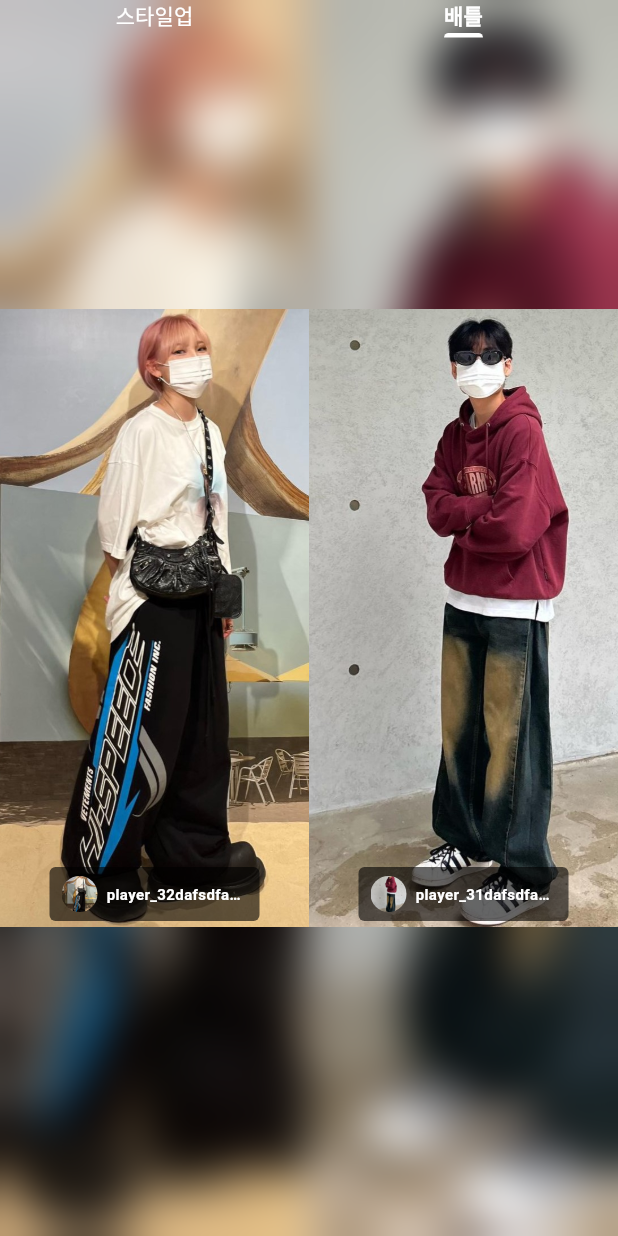
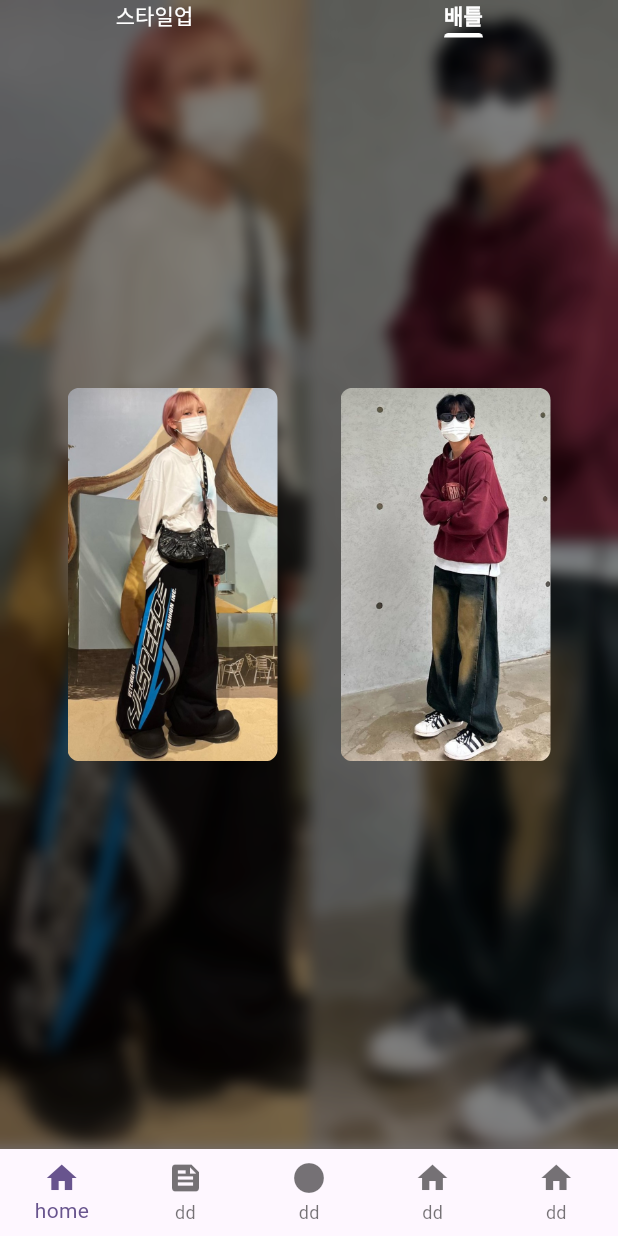
Before and after one commit to alstlr1927/showny_prototype, a Flutter app: the screen it shows after launch, swiped to page 2, on a phone screen of 412 x 824 dp. Run offline on Flutter 3.47's test engine with Material 3 defaults, Android fonts, the phone set to English and light mode, and no system bars; drawn by our look-alikes of blur; our stand-ins replace carousel_slider, fluttertoast, video_player; missing offline and left inert: camerawesome.

Commit message:
[feature] battle test 2 추가

```diff
--- a/lib/battle/battle_test.dart
+++ b/lib/battle/battle_test.dart
@@ -113,18 +113,18 @@ class _BattleItemState extends State<BattleItem> {
                             height: layout.maxHeight,
                             battleInfo: widget.battle,
                           ),
-                          if (!prov.isSelectMode &&
-                              widget.battle.winId.isNotEmpty) ...{
-                            Align(
-                              alignment: widget.battle.winId == player1.name
-                                  ? Alignment.centerRight
-                                  : Alignment.centerLeft,
-                              child: Container(
-                                width: layout.maxWidth / 2,
-                                color: Colors.black.withOpacity(.8),
-                              ),
-                            ),
-                          },
+                          // if (!prov.isSelectMode &&
+                          //     widget.battle.winId.isNotEmpty) ...{
+                          //   Align(
+                          //     alignment: widget.battle.winId == player1.name
+                          //         ? Alignment.centerRight
+                          //         : Alignment.centerLeft,
+                          //     child: Container(
+                          //       width: layout.maxWidth / 2,
+                          //       color: Colors.black.withOpacity(.8),
+                          //     ),
+                          //   ),
+                          // },
                         ],
                       ),
                     ),
--- a/lib/battle/widgets/back_blur.dart
+++ b/lib/battle/widgets/back_blur.dart
@@ -1,5 +1,6 @@
 import 'dart:ui';
 
+import 'package:blur/blur.dart';
 import 'package:flutter/material.dart';
 
 class BackBlurWidget extends StatelessWidget {
@@ -39,14 +40,22 @@ class BackBlurWidget extends StatelessWidget {
             ),
           ],
         ),
-        ClipRRect(
-          child: BackdropFilter(
-            filter: ImageFilter.blur(sigmaX: 15, sigmaY: 15),
-            child: Container(
-              color: Colors.black.withOpacity(0.0),
-            ),
+        Blur(
+          blur: 5,
+          blurColor: Colors.black,
+          child: SizedBox(
+            width: width,
+            height: height,
           ),
         ),
+        // ClipRRect(
+        //   child: BackdropFilter(
+        //     filter: ImageFilter.blur(sigmaX: 100, sigmaY: 100),
+        //     child: Container(
+        //       color: Colors.white.withOpacity(.1),
+        //     ),
+        //   ),
+        // ),
       ],
     );
   }
--- /dev/null
+++ b/lib/battle2/battle_test2.dart
@@ -0,0 +1,40 @@
+import 'package:flutter/material.dart';
+import 'package:flutter_setting_test/battle2/provider/battle_test2_provider.dart';
+import 'package:flutter_setting_test/battle2/widgets/battle_item2.dart';
+import 'package:provider/provider.dart';
+
+class BattleTest2 extends StatefulWidget {
+  const BattleTest2({super.key});
+
+  @override
+  State<BattleTest2> createState() => _BattleTest2State();
+}
+
+class _BattleTest2State extends State<BattleTest2> {
+  late BattleTest2Provider provider;
+
+  @override
+  void initState() {
+    provider = BattleTest2Provider(this);
+    super.initState();
+  }
+
+  @override
+  Widget build(BuildContext context) {
+    return ChangeNotifierProvider<BattleTest2Provider>.value(
+      value: provider,
+      builder: (context, child) {
+        return Consumer<BattleTest2Provider>(builder: (ctx, prov, child) {
+          return PageView(
+            scrollDirection: Axis.vertical,
+            controller: prov.pageController,
+            children: List.generate(
+              prov.battleDatas.length,
+              (index) => BattleItem2(battle: prov.battleDatas[index]),
+            ),
+          );
+        });
+      },
+    );
+  }
+}
--- /dev/null
+++ b/lib/battle2/provider/battle_test2_provider.dart
@@ -0,0 +1,38 @@
+import 'dart:convert';
+
+import 'package:flutter/material.dart';
+import 'package:flutter/services.dart';
+import 'package:flutter_setting_test/model/battle.dart';
+
+class BattleTest2Provider with ChangeNotifier {
+  State state;
+
+  List<BattleModel> battleDatas = [];
+
+  late PageController pageController;
+
+  Future generateBattleModel() async {
+    final jsonContent = await rootBundle.loadString('assets/json/battle.json');
+    List jsonData = jsonDecode(jsonContent);
+
+    battleDatas = [...jsonData.map((e) => BattleModel.fromJson(e)).toList()];
+    notifyListeners();
+  }
+
+  @override
+  void notifyListeners() {
+    if (state.mounted) {
+      super.notifyListeners();
+    }
+  }
+
+  @override
+  void dispose() {
+    super.dispose();
+  }
+
+  BattleTest2Provider(this.state) {
+    pageController = PageController();
+    generateBattleModel();
+  }
+}
--- /dev/null
+++ b/lib/battle2/widgets/battle_item2.dart
@@ -0,0 +1,121 @@
+import 'package:flutter/material.dart';
+import 'package:flutter_setting_test/battle/widgets/back_blur.dart';
+import 'package:flutter_setting_test/battle2/provider/battle_item2_provider.dart';
+import 'package:flutter_setting_test/comm/gesture_detector/custom_gesture_detector.dart';
+import 'package:flutter_setting_test/model/battle.dart';
+import 'package:provider/provider.dart';
+
+class BattleItem2 extends StatefulWidget {
+  final BattleModel battle;
+  const BattleItem2({
+    super.key,
+    required this.battle,
+  });
+
+  @override
+  State<BattleItem2> createState() => _BattleItem2State();
+}
+
+class _BattleItem2State extends State<BattleItem2>
+    with TickerProviderStateMixin {
+  @override
+  Widget build(BuildContext context) {
+    return ChangeNotifierProvider<BattleItem2Provider>(
+        create: (_) => BattleItem2Provider(this),
+        builder: (context, _) {
+          return Consumer<BattleItem2Provider>(builder: (ctx, prov, child) {
+            return CustomLongPress(
+              duration: prov.longPressDuration,
+              onLongPress: prov.onLongPress,
+              onLongPressCancel: prov.onLongPressCancel,
+              onLongPressUp: prov.onLongPressUp,
+              onLongPressEnd: prov.onLongPressEnd,
+              onLongPressMoveUpdate: prov.onLongPressMoveUpdate,
+              onLongPressStart: prov.onLongPressStart,
+              child: Stack(
+                alignment: Alignment.center,
+                children: [
+                  BackBlurWidget(
+                    width: MediaQuery.of(ctx).size.width,
+                    height: double.infinity,
+                    image1: widget.battle.player1.image,
+                    image2: widget.battle.player2.image,
+                  ),
+                  AnimatedScale(
+                    scale: prov.isSelectMode ? 1.2 : 1,
+                    duration: const Duration(milliseconds: 200),
+                    child: SlideTransition(
+                      position: prov.positionA,
+                      child: ScaleTransition(
+                        scale: prov.scaleAnimationA,
+                        child: ClipRRect(
+                          borderRadius: BorderRadius.circular(8),
+                          child: SizedBox(
+                            width: 140,
+                            child: AspectRatio(
+                              aspectRatio: 9 / 16,
+                              child: Image.asset(
+                                'assets/images/${widget.battle.player1.image}',
+                                fit: BoxFit.cover,
+                              ),
+                            ),
+                          ),
+                        ),
+                      ),
+                    ),
+                  ),
+                  AnimatedScale(
+                    scale: prov.isSelectMode ? 1.2 : 1,
+                    duration: const Duration(milliseconds: 200),
+                    child: SlideTransition(
+                      position: prov.positionB,
+                      child: ScaleTransition(
+                        scale: prov.scaleAnimationB,
+                        child: ClipRRect(
+                          borderRadius: BorderRadius.circular(8),
+                          child: SizedBox(
+                            width: 140,
+                            child: AspectRatio(
+                              aspectRatio: 9 / 16,
+                              child: Image.asset(
+                                'assets/images/${widget.battle.player2.image}',
+                                fit: BoxFit.cover,
+                              ),
+                            ),
+                          ),
+                        ),
+                      ),
+                    ),
+                  ),
+                  if (prov.focused == 0) ...{
+                    AnimatedScale(
+                      scale: prov.isSelectMode ? 1.2 : 1,
+                      duration: const Duration(milliseconds: 200),
+                      child: SlideTransition(
+                        position: prov.positionA,
+                        child: ScaleTransition(
+                          scale: prov.scaleAnimationA,
+                          child: ClipRRect(
+                            borderRadius: BorderRadius.circular(8),
+                            child: SizedBox(
+                              width: 140,
+                              child: AspectRatio(
+                                aspectRatio: 9 / 16,
+                                child: Image.asset(
+                                  'assets/images/${widget.battle.player1.image}',
+                                  fit: BoxFit.cover,
+                                ),
+                              ),
+                            ),
+                          ),
+                        ),
+                      ),
+                    )
+                  }
+                ],
+              ),
+            );
+          });
+        });
+  }
+}
--- a/lib/main.dart
+++ b/lib/main.dart
@@ -1,6 +1,7 @@
 import 'package:flutter/material.dart';
 import 'package:flutter_setting_test/battle/battle_test.dart';
 import 'package:flutter_setting_test/camera/camera_test.dart';
+import 'package:flutter_setting_test/main/test_main.dart';
 import 'package:flutter_setting_test/main/test_screen.dart';
 
 void main() async {
@@ -22,7 +23,7 @@ class MyApp extends StatelessWidget {
         useMaterial3: true,
       ),
       debugShowCheckedModeBanner: false,
-      home: const TestPage(),
+      home: const MainScreen(),
     );
   }
 }
--- /dev/null
+++ b/lib/main/test_main.dart
@@ -0,0 +1,43 @@
+import 'package:flutter/material.dart';
+import 'package:flutter_setting_test/main/test_screen.dart';
+
+class MainScreen extends StatefulWidget {
+  const MainScreen({super.key});
+
+  @override
+  State<MainScreen> createState() => _MainScreenState();
+}
+
+class _MainScreenState extends State<MainScreen> {
+  @override
+  Widget build(BuildContext context) {
+    return Scaffold(
+      body: const TestPage(),
+      bottomNavigationBar: BottomNavigationBar(
+        type: BottomNavigationBarType.fixed,
+        items: [
+          BottomNavigationBarItem(
+            icon: Icon(Icons.home),
+            label: 'home',
+          ),
+          BottomNavigationBarItem(
+            icon: Icon(Icons.feed),
+            label: 'dd',
+          ),
+          BottomNavigationBarItem(
+            icon: Icon(Icons.circle),
+            label: 'dd',
+          ),
+          BottomNavigationBarItem(
+            icon: Icon(Icons.home),
+            label: 'dd',
+          ),
+          BottomNavigationBarItem(
+            icon: Icon(Icons.home),
+            label: 'dd',
+          ),
+        ],
+      ),
+    );
+  }
+}
--- a/lib/main/test_screen.dart
+++ b/lib/main/test_screen.dart
@@ -1,5 +1,6 @@
 import 'package:flutter/material.dart';
 import 'package:flutter_setting_test/battle/battle_test.dart';
+import 'package:flutter_setting_test/battle2/battle_test2.dart';
 import 'package:flutter_setting_test/main/provider/test_provider.dart';
 import 'package:flutter_setting_test/styleup/styleup.dart';
 import 'package:provider/provider.dart';
@@ -29,16 +30,18 @@ class _TestPageState extends State<TestPage>
         return Consumer<TestProvider>(
           builder: (ctx, prov, child) {
             return Scaffold(
+              backgroundColor: Colors.white,
               extendBody: true,
               body: Stack(
                 children: [
                   PageView(
+                    physics: const NeverScrollableScrollPhysics(),
                     controller: prov.pageController,
                     onPageChanged: prov.setTab,
                     allowImplicitScrolling: true,
                     children: const [
                       StyleUp(),
-                      BattlePage(),
+                      BattleTest2(),
                     ],
                   ),
                   SafeArea(
--- a/pubspec.yaml
+++ b/pubspec.yaml
@@ -41,6 +41,8 @@ dependencies:
   camerawesome: ^2.0.0+1
   path_provider: ^2.1.1
   video_player: ^2.8.1
+  carousel_slider: ^4.2.1
+  blur: ^3.1.0
 
 dev_dependencies:
   flutter_test:
```
Also changed, not shown: lib/battle2/provider/battle_item2_provider.dart (added, +143 -0 lines), lib/comm/scroll_physics/custom_page_view_scroll_physics.dart (added, +18 -0 lines), lib/styleup/provider/page_item_provider.dart (+15 -5 lines), lib/styleup/provider/styleup_provider.dart (+7 -0 lines), lib/styleup/styleup.dart (+45 -22 lines), pubspec.lock.
